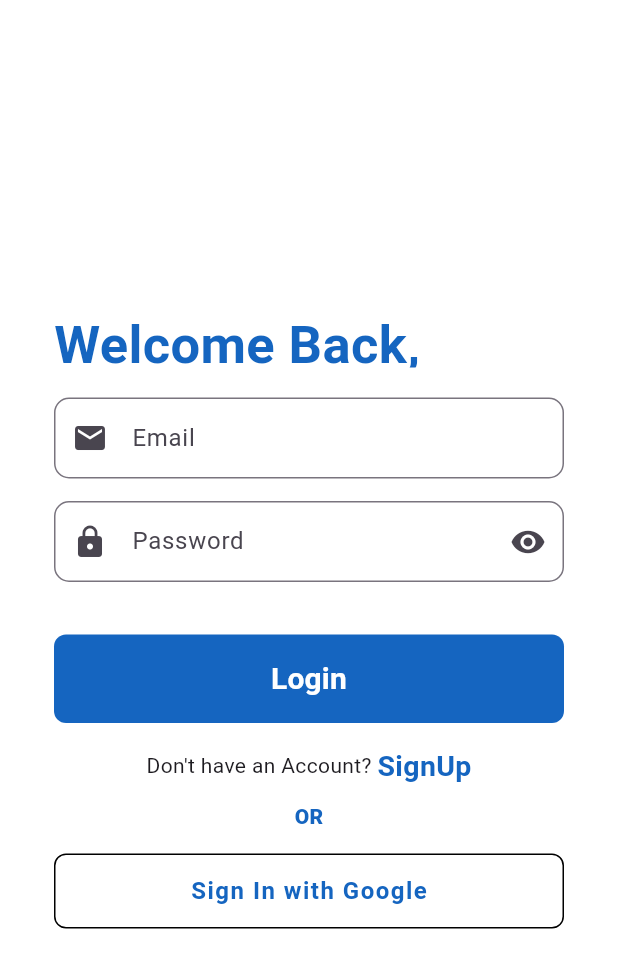
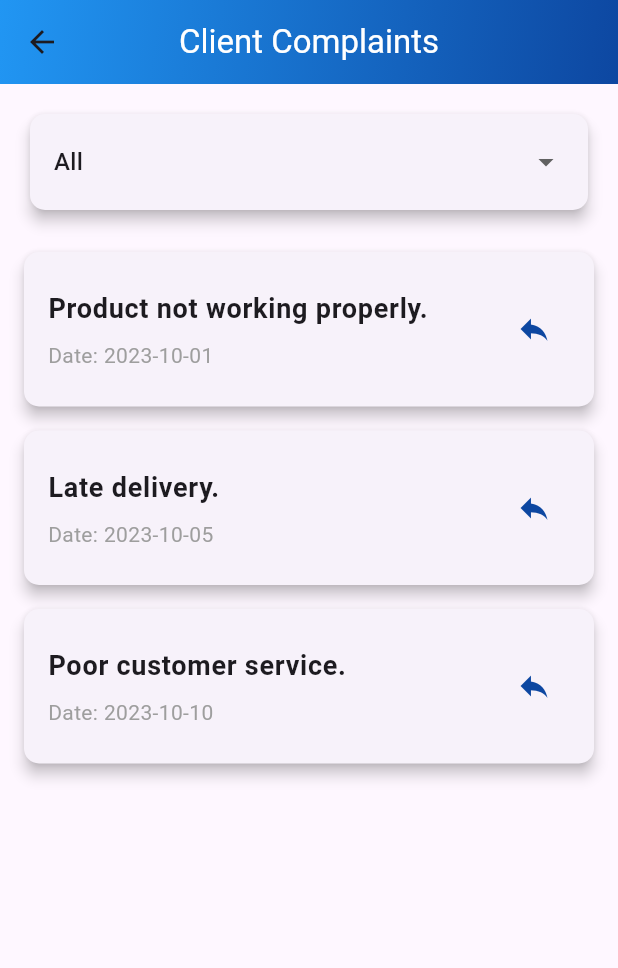
Before and after one commit to dhafer123/iot_app, a Flutter app: the screen it shows after launch, after a tap on "Login", on a phone screen of 412 x 824 dp. Shown: the top 968 px of the screen. Run offline on Flutter 3.47's test engine with Material 3 defaults, Android fonts, the phone set to English and light mode, and no system bars; our stand-ins replace animated_splash_screen, flutter_spinkit, fluttertoast, lottie; Roboto replaces fonts that are missing (Montserrat, poppins).

Commit message:
added responsable page

```diff
--- /dev/null
+++ b/iot_app/lib/responsable_screen.dart
@@ -0,0 +1,222 @@
+import 'package:flutter/material.dart';
+import 'package:fluttertoast/fluttertoast.dart';
+import 'package:flutter_spinkit/flutter_spinkit.dart';
+
+class ResponsablePage extends StatefulWidget {
+  @override
+  _ResponsablePageState createState() => _ResponsablePageState();
+}
+
+class _ResponsablePageState extends State<ResponsablePage> {
+  List<Map<String, dynamic>> complaints = [
+    {'id': 1, 'date': '2023-10-01', 'message': 'Product not working properly.', 'response': ''},
+    {'id': 2, 'date': '2023-10-05', 'message': 'Late delivery.', 'response': ''},
+    {'id': 3, 'date': '2023-10-10', 'message': 'Poor customer service.', 'response': ''},
+  ];
+
+  String selectedDate = 'All';
+  bool isLoading = false;
+
+  void _filterComplaints(String date) {
+    setState(() {
+      selectedDate = date;
+    });
+  }
+
+  void _respondToComplaint(int id, String response) {
+    setState(() {
+      isLoading = true;
+    });
+
+    // Simulate a network call or delay
+    Future.delayed(Duration(seconds: 2), () {
+      setState(() {
+        complaints.firstWhere((complaint) => complaint['id'] == id)['response'] = response;
+        isLoading = false;
+      });
+      Fluttertoast.showToast(
+        msg: "Response submitted!",
+        toastLength: Toast.LENGTH_SHORT,
+        gravity: ToastGravity.BOTTOM,
+        backgroundColor: Colors.green,
+        textColor: Colors.white,
+      );
+    });
+  }
+
+  List<Map<String, dynamic>> get filteredComplaints {
+    if (selectedDate == 'All') {
+      return complaints;
+    } else {
+      return complaints.where((complaint) => complaint['date'] == selectedDate).toList();
+    }
+  }
+
+  @override
+  Widget build(BuildContext context) {
+    return Scaffold(
+      appBar: AppBar(
+        title: const Text('Client Complaints', style: TextStyle(
+        color: Colors.white, )),
+        centerTitle: true,
+        elevation: 0,
+        flexibleSpace: Container(
+          decoration: BoxDecoration(
+            gradient: LinearGradient(
+              colors: [Colors.blue, Colors.blue.shade900],
+              begin: Alignment.topLeft,
+              end: Alignment.bottomRight,
+            ),
+          ),
+        ),
+      ),
+      body: Column(
+        children: [
+          Padding(
+            padding: const EdgeInsets.all(16.0),
+            child: Card(
+              elevation: 4,
+              shape: RoundedRectangleBorder(
+                borderRadius: BorderRadius.circular(10),
+              ),
+              child: Padding(
+                padding: const EdgeInsets.symmetric(horizontal: 16.0, vertical: 8.0),
+                child: DropdownButton<String>(
+                  value: selectedDate,
+                  onChanged: (String? newValue) {
+                    if (newValue != null) {
+                      _filterComplaints(newValue);
+                    }
+                  },
+                  items: <String>['All', '2023-10-01', '2023-10-05', '2023-10-10']
+                      .map<DropdownMenuItem<String>>((String value) {
+                    return DropdownMenuItem<String>(
+                      value: value,
+                      child: Text(
+                        value,
+                        style: TextStyle(fontSize: 16),
+                      ),
+                    );
+                  }).toList(),
+                  isExpanded: true,
+                  underline: SizedBox(),
+                ),
+              ),
+            ),
+          ),
+          Expanded(
+            child: isLoading
+                ? Center(
+                    child: SpinKitFadingCircle(
+                      color: Colors.blue,
+                      size: 50.0,
+                    ),
+                  )
+                : ListView.builder(
+                    itemCount: filteredComplaints.length,
+                    itemBuilder: (context, index) {
+                      final complaint = filteredComplaints[index];
+                      return Card(
+                        margin: EdgeInsets.symmetric(horizontal: 16.0, vertical: 8.0),
+                        elevation: 4,
+                        shape: RoundedRectangleBorder(
+                          borderRadius: BorderRadius.circular(10),
+                        ),
+                        child: ListTile(
+                          contentPadding: EdgeInsets.all(16.0),
+                          title: Text(
+                            complaint['message'],
+                            style: TextStyle(
+                              fontSize: 18,
+                              fontWeight: FontWeight.bold,
+                            ),
+                          ),
+                          subtitle: Column(
+                            crossAxisAlignment: CrossAxisAlignment.start,
+                            children: [
+                              SizedBox(height: 8),
+                              Text(
+                                'Date: ${complaint['date']}',
+                                style: TextStyle(fontSize: 14, color: Colors.grey),
+                              ),
+                              if (complaint['response'].isNotEmpty)
+                                Padding(
+                                  padding: const EdgeInsets.only(top: 8.0),
+                                  child: Text(
+                                    'Response: ${complaint['response']}',
+                                    style: TextStyle(fontSize: 14, color: Colors.green),
+                                  ),
+                                ),
+                            ],
+                          ),
+                          trailing: IconButton(
+                            icon: Icon(Icons.reply, color: Colors.blue.shade900),
+                            onPressed: () {
+                              _showResponseDialog(complaint['id']);
+                            },
+                          ),
+                        ),
+                      );
+                    },
+                  ),
+          ),
+        ],
+      ),
+    );
+  }
+
+  void _showResponseDialog(int id) {
+    TextEditingController responseController = TextEditingController();
+
+    showDialog(
+      context: context,
+      builder: (context) {
+        return AlertDialog(
+          title: Text(
+            'Respond to Complaint',
+            style: TextStyle(fontWeight: FontWeight.bold),
+          ),
+          content: TextField(
+            controller: responseController,
+            decoration: InputDecoration(
+              hintText: 'Enter your response',
+              border: OutlineInputBorder(
+                borderRadius: BorderRadius.circular(10),
+              ),
+            ),
+            maxLines: 3,
+          ),
+          actions: [
+            TextButton(
+              onPressed: () {
+                Navigator.of(context).pop();
+              },
+              child: Text('Cancel', style: TextStyle(
+                  color: Colors.blue[900])),
+            ),
+            TextButton(
+              onPressed: () {
+                if (responseController.text.isNotEmpty) {
+                  _respondToComplaint(id, responseController.text);
+                  Navigator.of(context).pop();
+                } else {
+                  Fluttertoast.showToast(
+                    msg: "Please enter a response!",
+                    toastLength: Toast.LENGTH_SHORT,
+                    gravity: ToastGravity.BOTTOM,
+                    backgroundColor: Colors.red,
+                    textColor: Colors.white,
+                  );
+                }
+              },
+              child: Text(
+                'Submit',
+                style: TextStyle(color: Colors.blue.shade900),
+              ),
+            ),
+          ],
+        );
+      },
+    );
+  }
+}
--- a/iot_app/lib/sign_in_page.dart
+++ b/iot_app/lib/sign_in_page.dart
@@ -1,4 +1,5 @@
 import 'package:flutter/material.dart';
+import 'package:iot_app/responsable_screen.dart';
 import 'package:iot_app/signup_screen.dart';
 
 
@@ -78,13 +79,19 @@ class _login_screenState extends State<login_screen> {
                       child: MaterialButton(
                         padding: EdgeInsets.fromLTRB(20, 15, 20, 15),
                         minWidth: MediaQuery.of(context).size.width,
-                        onPressed: () {},
+                        onPressed: () {
+                          Navigator.push(
+                                context,
+                                MaterialPageRoute(
+                                    builder: (context) => ResponsablePage()));
+                        },
                         child: Text("Login",
                             textAlign: TextAlign.center,
                             style: TextStyle(
                                 fontSize: 20,
                                 color: Colors.white,
                                 fontWeight: FontWeight.bold)),
+
                       ),
                     ),
                     SizedBox(height: 15),
@@ -137,7 +144,7 @@ class _login_screenState extends State<login_screen> {
                             Navigator.push(
                                 context,
                                 MaterialPageRoute(
-                                    builder: (context) => login_screen()));
+                                    builder: (context) => ResponsablePage()));
                           },
                           child: Container(
                             decoration: BoxDecoration(
--- a/iot_app/lib/splash_screen.dart
+++ b/iot_app/lib/splash_screen.dart
@@ -1,5 +1,6 @@
 import 'package:animated_splash_screen/animated_splash_screen.dart';
 import 'package:flutter/material.dart';
+import 'package:iot_app/responsable_screen.dart';
 import 'package:iot_app/sign_in_page.dart';
 import 'package:lottie/lottie.dart';
 
@@ -16,7 +17,7 @@ class SplashScreen extends StatelessWidget {
         )
       ],
     ),
-    nextScreen: const login_screen(),
+    nextScreen:  login_screen(),
     splashIconSize: 400,
 
     backgroundColor: Colors.blue.shade800,
--- a/iot_app/pubspec.yaml
+++ b/iot_app/pubspec.yaml
@@ -37,6 +37,8 @@ dependencies:
   cupertino_icons: ^1.0.6
   animated_splash_screen: ^1.3.0
   lottie: ^3.1.3
+  fluttertoast: ^8.2.2
+  flutter_spinkit: ^5.1.0
 
 
 dev_dependencies:
```
Also changed, not shown: iot_app/pubspec.lock.
